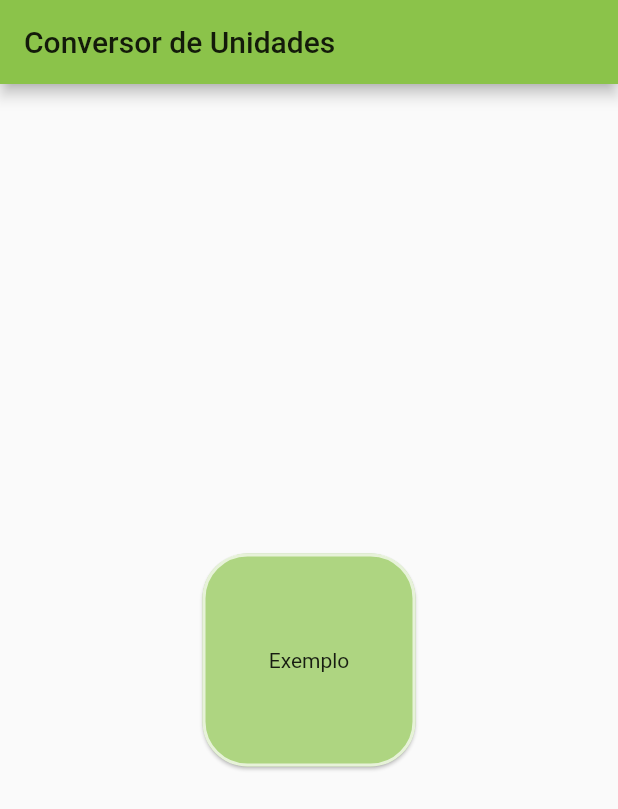
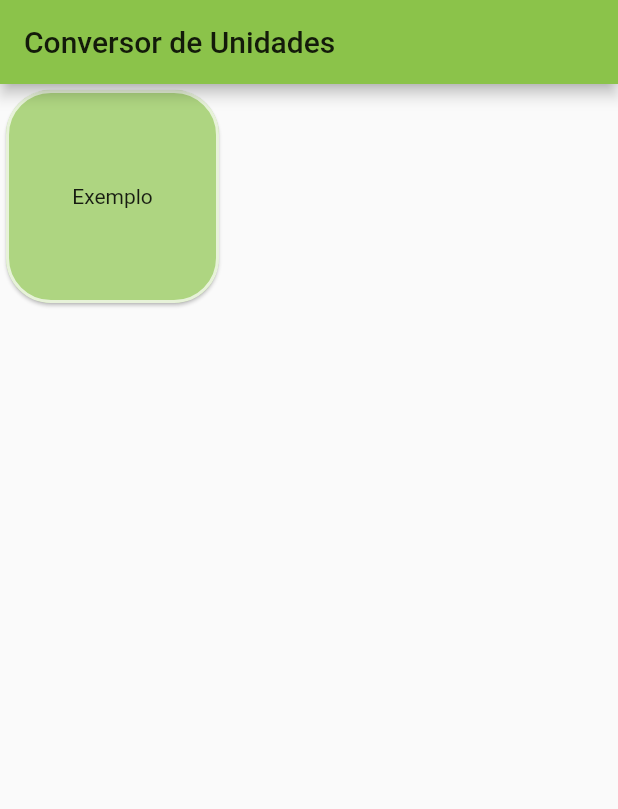
Before and after one commit to alex-cerlini/unit_converter, a Flutter app: the screen it shows after launch, on a phone screen of 412 x 824 dp. Shown: the top 809 px of the screen. Run offline on Flutter 3.47's test engine with Material 2 defaults, Android fonts, the phone set to English and light mode, and no system bars.

Commit message:
Remove center column card

```diff
--- a/lib/main.dart
+++ b/lib/main.dart
@@ -33,9 +33,7 @@ class _MyHomePageState extends State<MyHomePage> {
       appBar: AppBar(
         title: Text(widget.title),
       ),
-      body: Center(
-        child: Column(
-          mainAxisAlignment: MainAxisAlignment.center,
+      body: Column(
         children: <Widget>[
           Container(
             height: 150,
@@ -58,7 +56,6 @@ class _MyHomePageState extends State<MyHomePage> {
           ),
         ],
       ),
-      ),
     );
   }
 }
```
Lines whose indentation alone changed are shown as unchanged.
